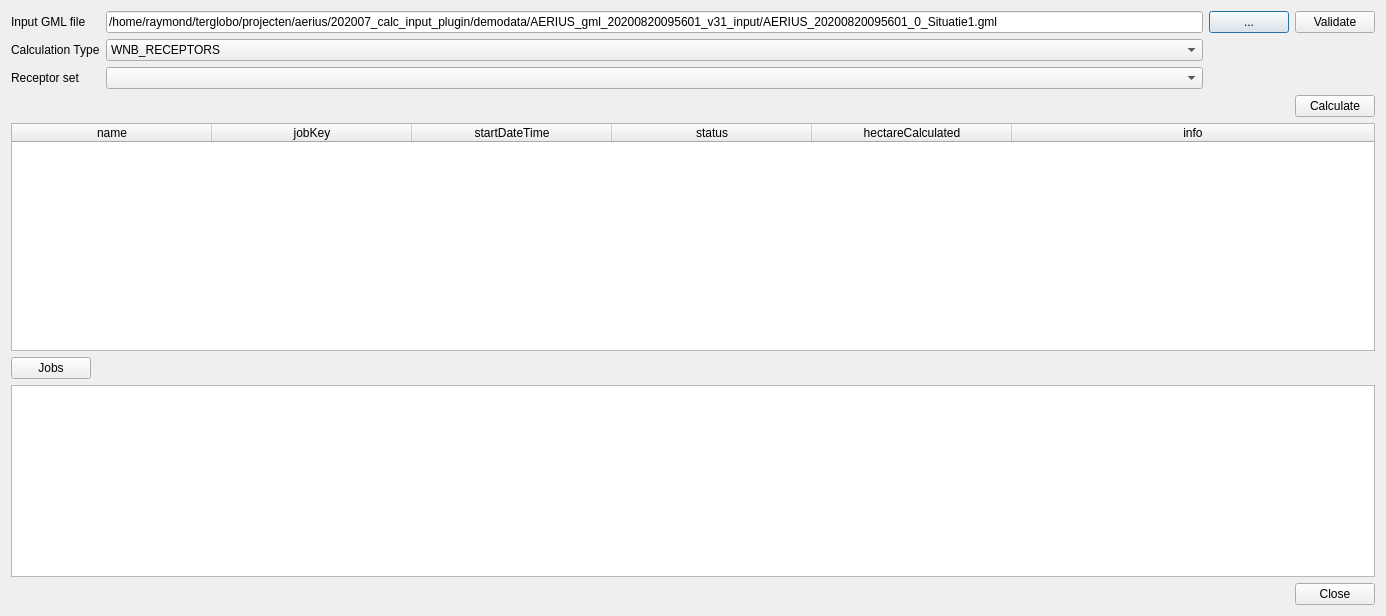
First picture: the form in ImaerPlugin/connect_jobs_dlg.ui, repository opengeogroep/AERIUS-QGIS-plugins, before the edit.
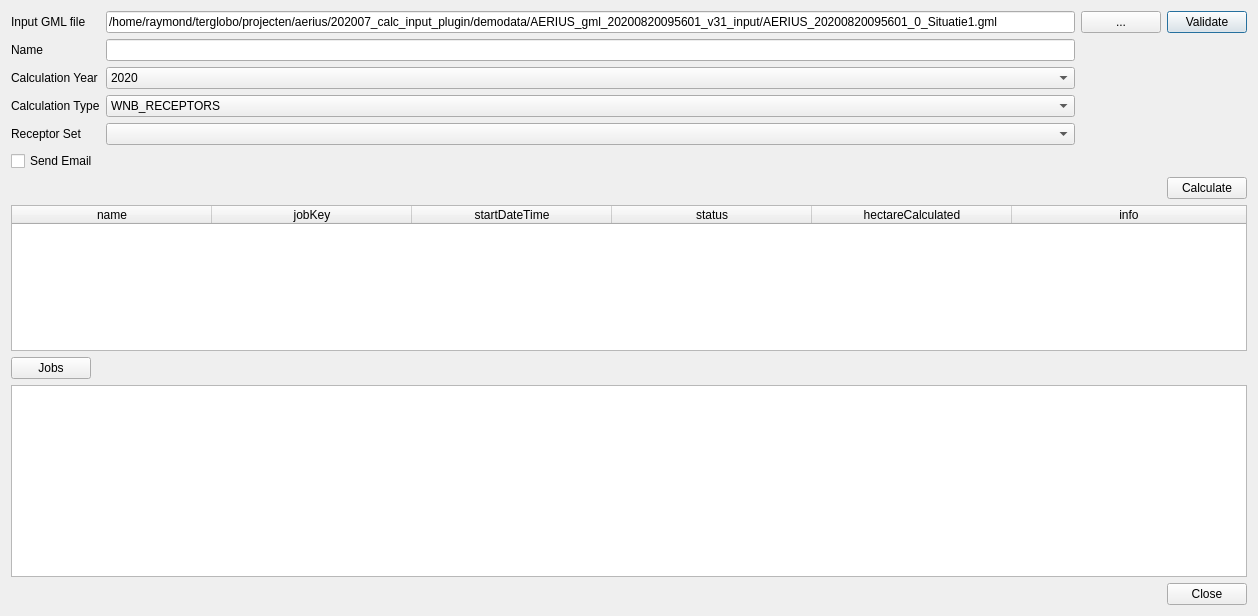
Second picture: the form after the edit.

Commit message: More calculation job options and remocval of depricated run_request function

The edit to the form file:
```diff
--- a/ImaerPlugin/connect_jobs_dlg.ui
+++ b/ImaerPlugin/connect_jobs_dlg.ui
@@ -6,7 +6,7 @@
    <rect>
     <x>0</x>
     <y>0</y>
-    <width>1386</width>
+    <width>1258</width>
     <height>616</height>
    </rect>
   </property>
@@ -16,23 +16,33 @@
   <layout class="QVBoxLayout" name="verticalLayout">
    <item>
     <layout class="QGridLayout" name="gridLayout">
-     <item row="2" column="0">
+     <item row="5" column="0">
       <widget class="QLabel" name="label_receptor_set">
        <property name="text">
-        <string>Receptor set</string>
+        <string>Receptor Set</string>
        </property>
       </widget>
      </item>
-     <item row="2" column="1">
+     <item row="5" column="2">
       <widget class="QComboBox" name="combo_receptor_set"/>
      </item>
-     <item row="0" column="1">
+     <item row="0" column="2">
       <widget class="QLineEdit" name="edit_gml_input">
        <property name="text">
         <string>/home/raymond/terglobo/projecten/aerius/202007_calc_input_plugin/demodata/AERIUS_gml_20200820095601_v31_input/AERIUS_20200820095601_0_Situatie1.gml</string>
        </property>
       </widget>
      </item>
+     <item row="2" column="0">
+      <widget class="QLabel" name="label">
+       <property name="text">
+        <string>Calculation Year</string>
+       </property>
+      </widget>
+     </item>
+     <item row="1" column="2">
+      <widget class="QLineEdit" name="edit_name"/>
+     </item>
      <item row="0" column="0">
       <widget class="QLabel" name="label_gml_input">
        <property name="text">
@@ -40,14 +50,14 @@
        </property>
       </widget>
      </item>
-     <item row="1" column="0">
+     <item row="3" column="0">
       <widget class="QLabel" name="label_calc_type">
        <property name="text">
         <string>Calculation Type</string>
        </property>
       </widget>
      </item>
-     <item row="1" column="1">
+     <item row="3" column="2">
       <widget class="QComboBox" name="combo_calc_type">
        <item>
         <property name="text">
@@ -61,7 +71,35 @@
        </item>
       </widget>
      </item>
-     <item row="0" column="2">
+     <item row="0" column="4">
+      <widget class="QPushButton" name="button_validate">
+       <property name="text">
+        <string>Validate</string>
+       </property>
+      </widget>
+     </item>
+     <item row="1" column="0">
+      <widget class="QLabel" name="label_name">
+       <property name="text">
+        <string>Name</string>
+       </property>
+      </widget>
+     </item>
+     <item row="2" column="2">
+      <widget class="QComboBox" name="combo_year">
+       <item>
+        <property name="text">
+         <string>2020</string>
+        </property>
+       </item>
+       <item>
+        <property name="text">
+         <string>2021</string>
+        </property>
+       </item>
+      </widget>
+     </item>
+     <item row="0" column="3">
       <widget class="QPushButton" name="button_gml_input_browse">
        <property name="maximumSize">
         <size>
@@ -74,10 +112,13 @@
        </property>
       </widget>
      </item>
-     <item row="0" column="3">
-      <widget class="QPushButton" name="button_validate">
+     <item row="6" column="0">
+      <widget class="QCheckBox" name="checkBox_send_email">
+       <property name="toolTip">
+        <string>Send email when calculation is ready</string>
+       </property>
        <property name="text">
-        <string>Validate</string>
+        <string>Send Email</string>
        </property>
       </widget>
      </item>
```
Left out of the diff: 2 changed lines with no effect on the pictures. The commit also changes 2 other files.
